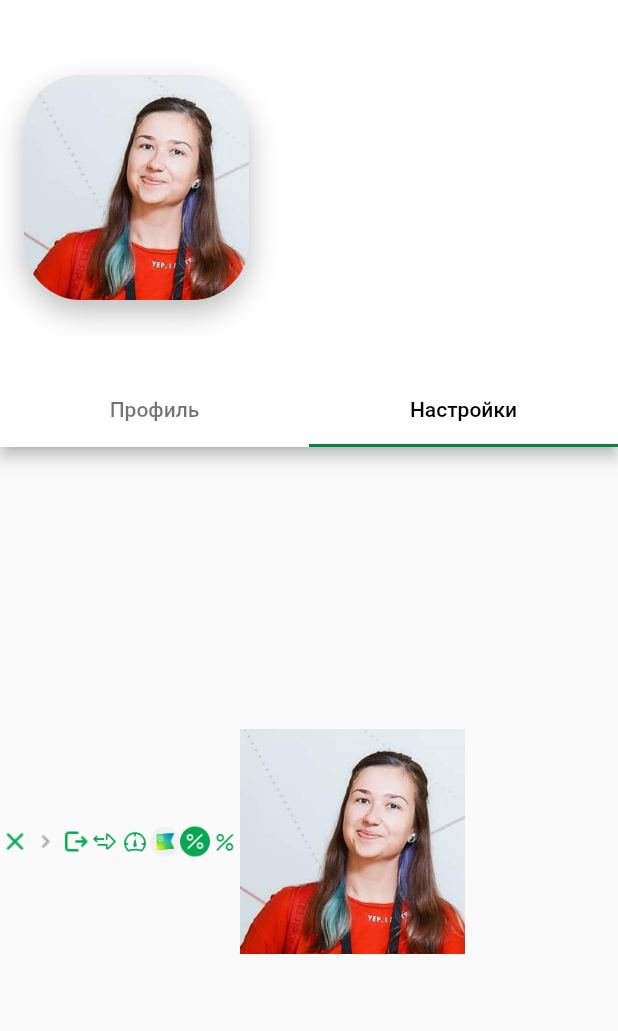
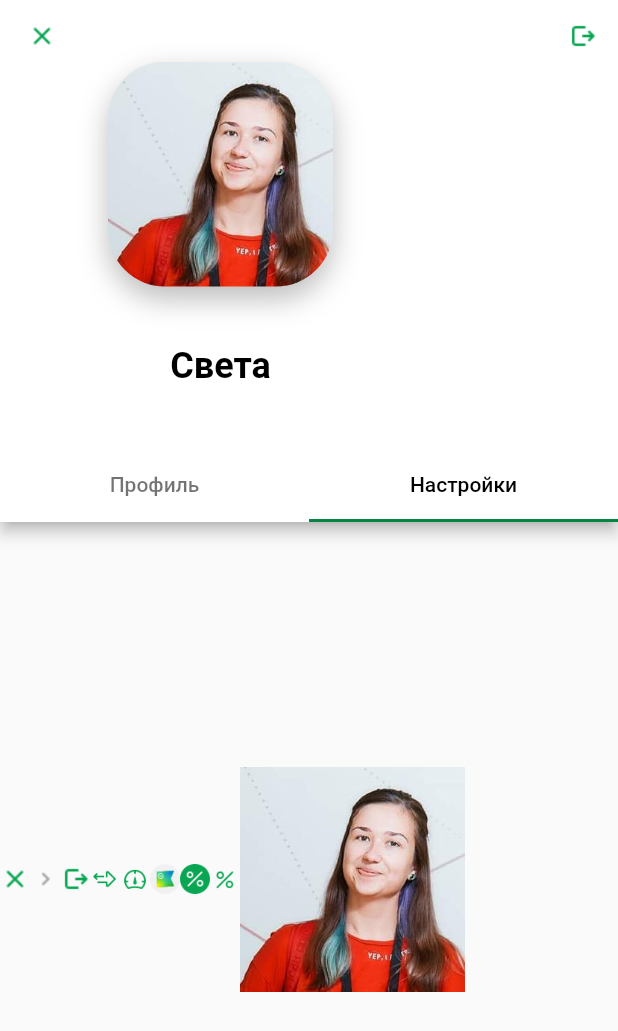
Before and after one commit to Sveta-K13/flutter_live_coding, a Flutter app: the screen it shows after launch, tab 2 chosen, on a phone screen of 412 x 824 dp. Shown: the top 1031 px of the screen. Run offline on Flutter 3.47's test engine with Material 2 defaults, Android fonts, the phone set to English and light mode, and no system bars.

Commit message:
complete ui elememnts

```diff
--- a/lib/main.dart
+++ b/lib/main.dart
@@ -1,3 +1,5 @@
+import 'dart:ui';
+
 import 'package:declarative_ui_demo/data.dart';
 import 'package:flutter/material.dart';
 
@@ -16,10 +18,17 @@ class MyApp extends StatelessWidget {
         primarySwatch: Colors.green,
         visualDensity: VisualDensity.adaptivePlatformDensity,
         textTheme: TextTheme(
+          headline4: TextStyle(
+            color: Colors.black,
+            fontWeight: FontWeight.w700,
+            fontSize: 24,
+            height: 32 / 24,
+          ),
           headline5: TextStyle(
             color: Colors.black,
             fontWeight: FontWeight.bold,
             fontSize: 20,
+            height: 24 / 20,
           ),
           headline6: TextStyle(
             color: Colors.black,
@@ -53,9 +62,22 @@ class _MyHomePageState extends State<MyHomePage> {
       length: 2,
       child: Scaffold(
           appBar: AppBar(
-            toolbarHeight: 250,
+            toolbarHeight: 300,
             backgroundColor: Colors.white,
-            title: DecoratedBox(
+            leading: Align(
+              alignment: Alignment.topCenter,
+              child: IconButton(
+                onPressed: () {},
+                icon: Image.asset(
+                  ic_close,
+                  semanticLabel: 'close',
+                  width: 20,
+                ),
+              ),
+            ),
+            title: Column(
+              children: [
+                DecoratedBox(
                   decoration: BoxDecoration(
                       borderRadius: BorderRadius.circular(38),
                       boxShadow: [
@@ -76,6 +98,26 @@ class _MyHomePageState extends State<MyHomePage> {
                     ),
                   ),
                 ),
+                SizedBox(height: 36),
+                Text(
+                  profile_name_me,
+                  style: Theme.of(context).textTheme.headline4,
+                ),
+              ],
+            ),
+            actions: [
+              Align(
+                alignment: Alignment.topLeft,
+                child: IconButton(
+                  onPressed: () {},
+                  icon: Image.asset(
+                    ic_exit,
+                    semanticLabel: 'exit',
+                    width: 20,
+                  ),
+                ),
+              ),
+            ],
             bottom: TabBar(
               unselectedLabelColor: Color.fromRGBO(0, 0, 0, 0.55),
               labelColor: Colors.black,
@@ -88,14 +130,19 @@ class _MyHomePageState extends State<MyHomePage> {
           ),
           body: TabBarView(
             children: [
-              Padding(
+              SingleChildScrollView(
+                child: Padding(
                   padding: const EdgeInsets.all(16),
                   child: Column(
+                    crossAxisAlignment: CrossAxisAlignment.start,
                     children: [
                       profileBlock,
-                    // tarifBlock,
-                    // interestBlock,
+                      SizedBox(height: 46),
+                      ...tarifBlock,
+                      SizedBox(height: 46),
+                      ...interestBlock,
                     ],
+                  ),
                 ),
               ),
               iconPanel,
@@ -179,20 +226,159 @@ class _MyHomePageState extends State<MyHomePage> {
     );
   }
 
-  Widget get tarifBlock {
-    return Container(
+  List<Widget> get tarifBlock {
+    return [
+      Text(
+        profile_rates_settings_title,
+        style: Theme.of(context).textTheme.headline5,
+      ),
+      Text(
+        profile_rates_settings_description,
+        style: Theme.of(context).textTheme.bodyText1,
+      ),
+      FlatButton(
+        onPressed: () {},
+        child: Row(
+          mainAxisSize: MainAxisSize.max,
+          children: [
+            Image.asset(
+              ic_limit,
+              semanticLabel: 'limit',
+              width: 40,
+            ),
+            SizedBox(width: 10),
+            Flexible(
+              flex: 1,
               child: Column(
-        children: [],
+                  crossAxisAlignment: CrossAxisAlignment.stretch,
+                  children: [
+                    Text(
+                      limit_title,
+                      style: Theme.of(context).textTheme.headline6,
                     ),
-    );
+                    Text(
+                      limit_description,
+                      style: Theme.of(context).textTheme.bodyText1,
+                    ),
+                  ]),
+            ),
+            Image.asset(
+              ic_disclosure,
+              semanticLabel: 'disclosure',
+              width: 40,
+            ),
+          ],
+        ),
+      ),
+      Divider(
+        indent: 64,
+        height: 12,
+      ),
+      FlatButton(
+        onPressed: () {},
+        child: Row(
+          mainAxisSize: MainAxisSize.max,
+          children: [
+            Image.asset(
+              ic_transfer,
+              semanticLabel: 'transfer',
+              width: 40,
+            ),
+            SizedBox(width: 10),
+            Flexible(
+              flex: 1,
+              child: Column(
+                  crossAxisAlignment: CrossAxisAlignment.stretch,
+                  children: [
+                    Text(
+                      transfer_title,
+                      style: Theme.of(context).textTheme.headline6,
+                    ),
+                    Text(
+                      transfer_description,
+                      style: Theme.of(context).textTheme.bodyText1,
+                    ),
+                  ]),
+            ),
+            Image.asset(
+              ic_disclosure,
+              semanticLabel: 'disclosure',
+              width: 40,
+            ),
+          ],
+        ),
+      ),
+      Divider(
+        indent: 64,
+        height: 12,
+      ),
+      FlatButton(
+        onPressed: () {},
+        child: Row(
+          mainAxisSize: MainAxisSize.max,
+          children: [
+            Image.asset(
+              ic_info,
+              semanticLabel: 'info',
+              width: 40,
+            ),
+            SizedBox(width: 10),
+            Flexible(
+              flex: 1,
+              child: Column(
+                  crossAxisAlignment: CrossAxisAlignment.stretch,
+                  children: [
+                    Text(
+                      info_title,
+                      style: Theme.of(context).textTheme.headline6,
+                    ),
+                  ]),
+            ),
+            Image.asset(
+              ic_disclosure,
+              semanticLabel: 'disclosure',
+              width: 40,
+            ),
+          ],
+        ),
+      ),
+    ];
   }
 
-  Widget get interestBlock {
-    return Container(
-      child: Column(
-        children: [],
+  List<Widget> get interestBlock {
+    return [
+      Text(
+        interests_title,
+        style: Theme.of(context).textTheme.headline5,
       ),
-    );
+      Text(
+        interests_description,
+        style: Theme.of(context).textTheme.bodyText1,
+      ),
+      Wrap(spacing: 8, children: [
+        Chip(
+          label: Text(chip_food),
+        ),
+        Chip(
+          label: Text(chip_self_improvement),
+        ),
+        Chip(
+          label: Text(chip_technologies),
+        ),
+        Chip(
+          label: Text(chip_home),
+        ),
+        Chip(
+          label: Text(chip_leisure),
+        ),
+        Chip(
+          label: Text(chip_health),
+        ),
+        Chip(
+          label: Text(chip_science),
+        ),
+      ])
+    ];
   }
 
   Widget get iconPanel {
```
Also changed, not shown: 1 other file. Lines whose indentation alone changed are shown as unchanged.
